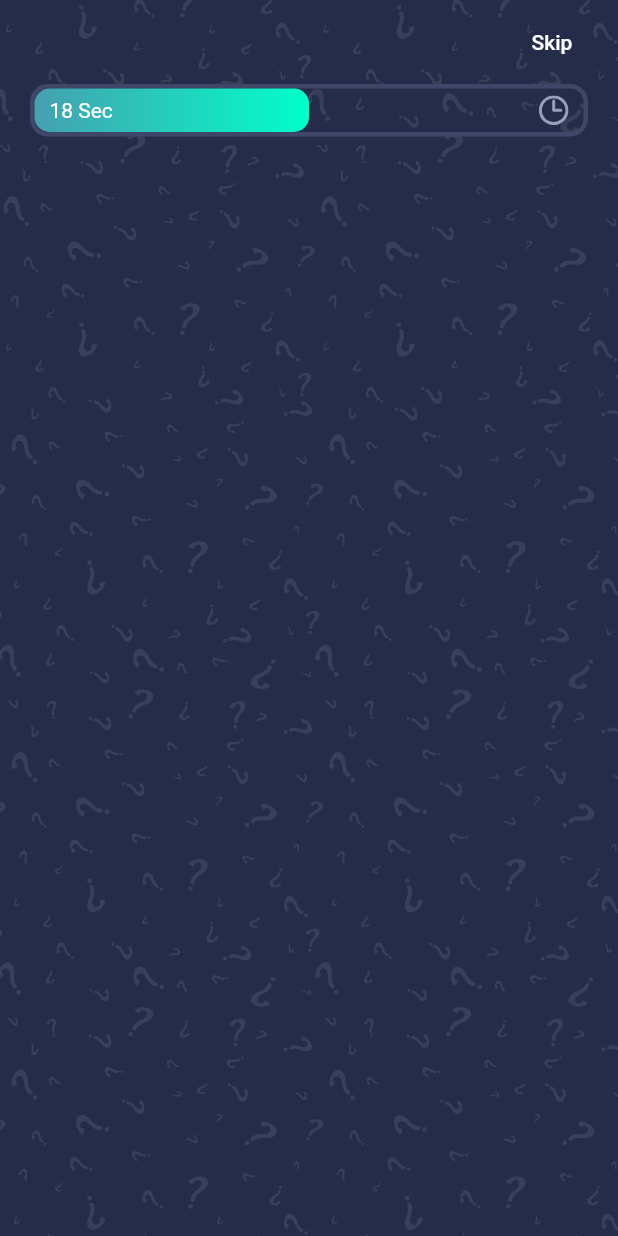
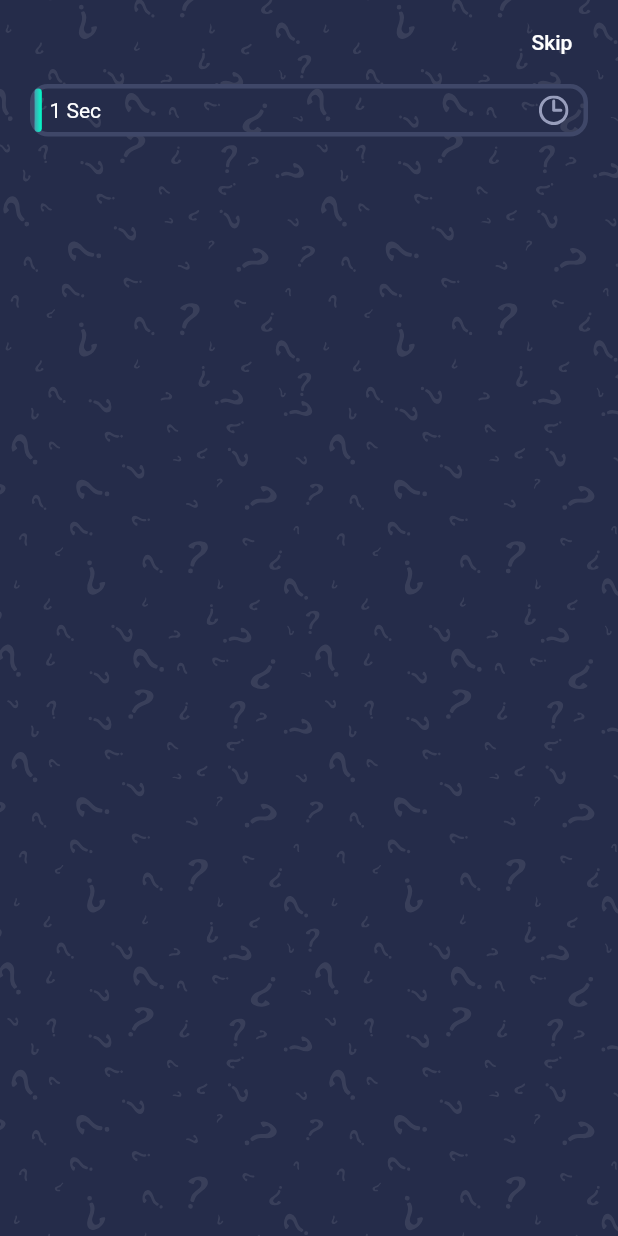
Before and after one commit to SaminYeaser/quizappmath, a Flutter app: the first screen one second after launch, on a phone screen of 412 x 824 dp. Run offline on Flutter 3.47's test engine with Material 2 defaults, Android fonts, the phone set to English and light mode, and no system bars; our stand-ins replace get, websafe_svg.

Commit message:
progress bar animation done

```diff
--- /dev/null
+++ b/lib/controllers/questionController.dart
@@ -0,0 +1,24 @@
+import 'package:flutter/cupertino.dart';
+import 'package:get/get_state_manager/get_state_manager.dart';
+
+class QuestionController extends GetxController
+    with SingleGetTickerProviderMixin {
+  AnimationController? _animationController;
+  Animation? _animation;
+
+  Animation? get animation => this._animation;
+
+  @override
+  void onInit() {
+    _animationController =
+        AnimationController(duration: Duration(seconds: 60), vsync: this);
+    _animation = Tween<double>(begin: 0, end: 1).animate(_animationController!)
+      ..addListener(
+        () {
+          update();
+        },
+      );
+    _animationController!.forward();
+    super.onInit();
+  }
+}
--- a/lib/pages/components/body.dart
+++ b/lib/pages/components/body.dart
@@ -1,5 +1,6 @@
 import 'package:flutter/material.dart';
 import 'package:quizappmath/constants.dart';
+import 'package:quizappmath/pages/components/progresbar.dart';
 import 'package:websafe_svg/websafe_svg.dart';
 
 class Body extends StatelessWidget {
@@ -20,39 +21,8 @@ class Body extends StatelessWidget {
             padding: EdgeInsets.symmetric(horizontal: kDefaultPadding),
             child: Column(
               children: [
-                Container(
-                  width: double.infinity,
-                  height: 35,
-                  decoration: BoxDecoration(
-                    border: Border.all(color: Color(0xFF3F4768), width: 3),
-                    borderRadius: BorderRadius.circular(12),
-                  ),
-                  child: Stack(
-                    children: [
-                      LayoutBuilder(
-                        builder: (context, constraints) => Container(
-                          width: constraints.maxWidth * .5,
-                          decoration: BoxDecoration(
-                              gradient: kPrimaryGradient,
-                              borderRadius: BorderRadius.circular(10)),
-                        ),
-                      ),
-                      Positioned.fill(
-                        child: Padding(
-                          padding: EdgeInsets.symmetric(
-                              horizontal: kDefaultPadding / 2),
-                          child: Row(
-                            mainAxisAlignment: MainAxisAlignment.spaceBetween,
-                            children: [
-                              Text('18 Sec'),
-                              WebsafeSvg.asset("assets/icons/clock.svg")
-                            ],
-                          ),
-                        ),
-                      )
-                    ],
-                  ),
-                ),
+                ProgressBar(),
+
               ],
             ),
           ),
--- /dev/null
+++ b/lib/pages/components/progresbar.dart
@@ -0,0 +1,53 @@
+import 'package:flutter/material.dart';
+import 'package:get/get_state_manager/get_state_manager.dart';
+import 'package:quizappmath/controllers/questionController.dart';
+import 'package:websafe_svg/websafe_svg.dart';
+
+import '../../constants.dart';
+
+class ProgressBar extends StatelessWidget {
+  const ProgressBar({Key? key}) : super(key: key);
+
+  @override
+  Widget build(BuildContext context) {
+    return Container(
+      width: double.infinity,
+      height: 35,
+      decoration: BoxDecoration(
+        border: Border.all(color: Color(0xFF3F4768), width: 3),
+        borderRadius: BorderRadius.circular(12),
+      ),
+      child: GetBuilder<QuestionController>(
+        init: QuestionController(),
+        builder: (controller) {
+          print(controller.animation!.value);
+          return Stack(
+            children: [
+              LayoutBuilder(
+                builder: (context, constraints) => Container(
+                  width: constraints.maxWidth * controller.animation!.value,
+                  decoration: BoxDecoration(
+                      gradient: kPrimaryGradient,
+                      borderRadius: BorderRadius.circular(10)),
+                ),
+              ),
+              Positioned.fill(
+                child: Padding(
+                  padding: EdgeInsets.symmetric(
+                      horizontal: kDefaultPadding / 2),
+                  child: Row(
+                    mainAxisAlignment: MainAxisAlignment.spaceBetween,
+                    children: [
+                      Text('${(controller.animation!.value * 60).round()} Sec'),
+                      WebsafeSvg.asset("assets/icons/clock.svg")
+                    ],
+                  ),
+                ),
+              )
+            ],
+          );
+        }
+      ),
+    );
+  }
+}
```
